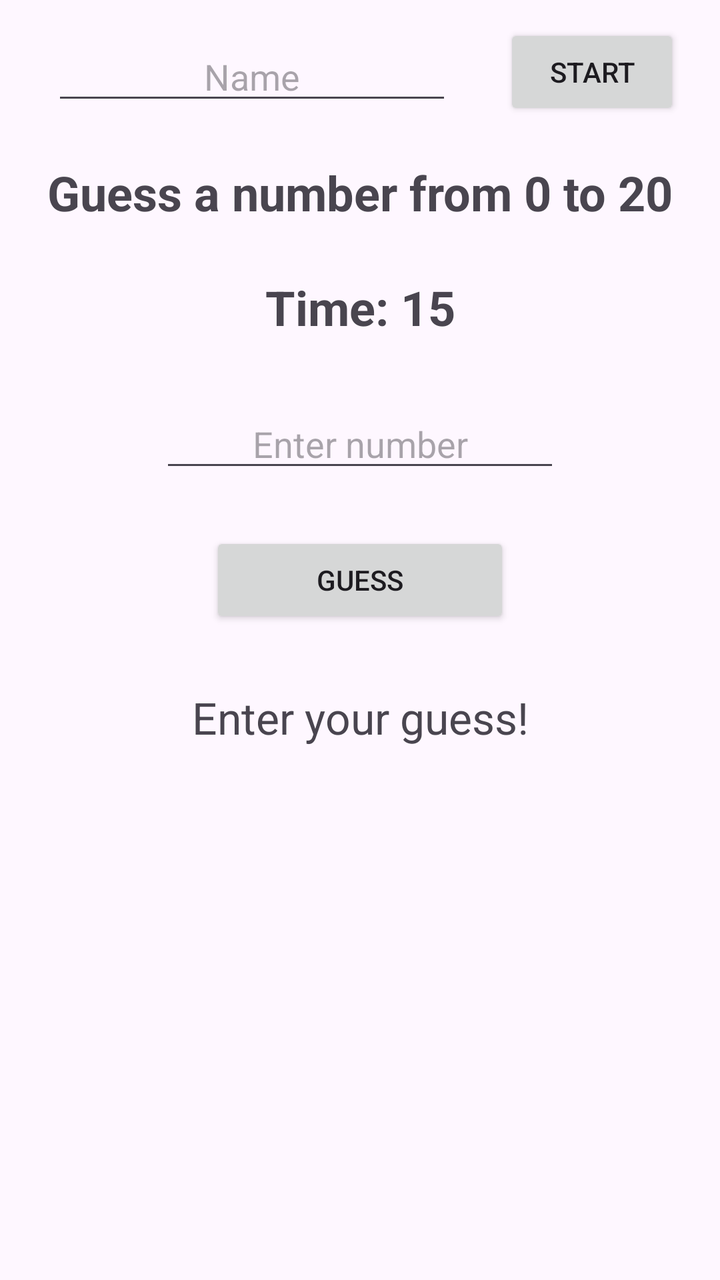
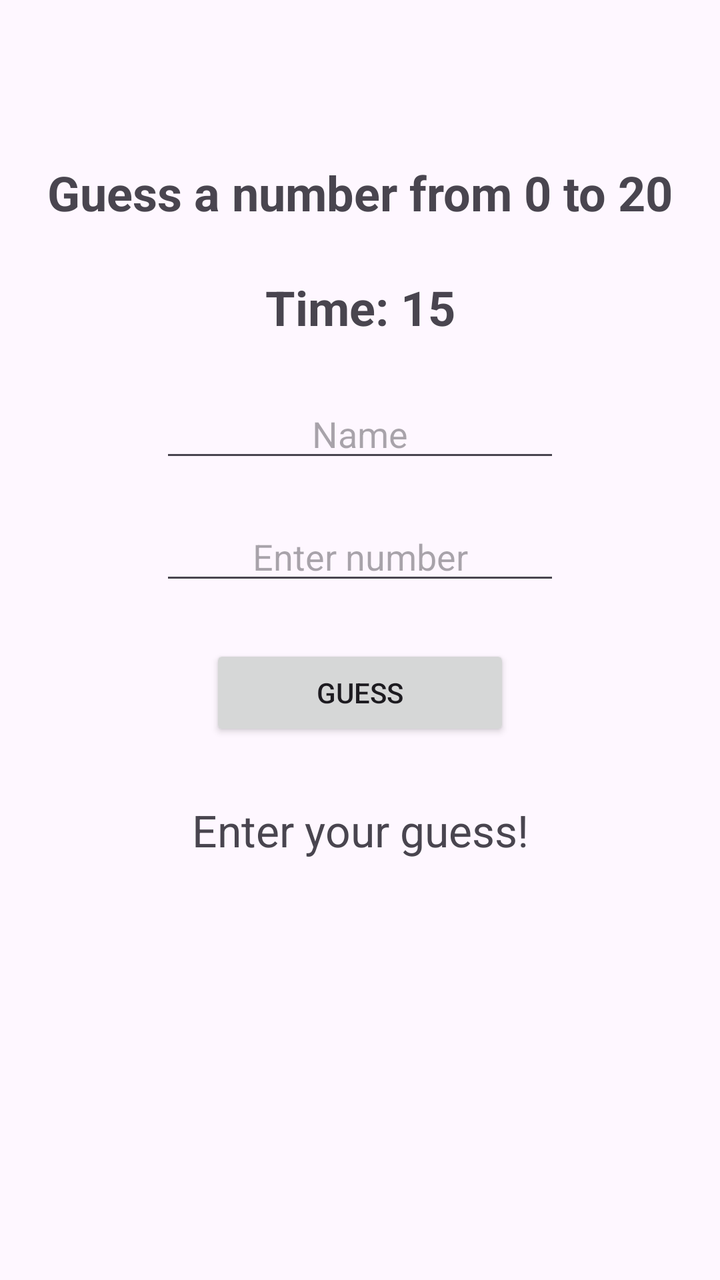

Before-and-after screenshots of an Android layout around one commit, followed by the original layout XML and the change that was made.
<!-- AndroidManifest.xml: application theme Theme.GuessTheNumber -->
<!-- res/layout/activity_main.xml -->
<?xml version="1.0" encoding="utf-8"?>
<androidx.constraintlayout.widget.ConstraintLayout
    xmlns:android="http://schemas.android.com/apk/res/android"
    xmlns:app="http://schemas.android.com/apk/res-auto"
    xmlns:tools="http://schemas.android.com/tools"
    android:layout_width="match_parent"
    android:layout_height="match_parent"
    tools:context=".MainActivity">

    <TextView
        android:id="@+id/textView"
        android:layout_width="wrap_content"
        android:layout_height="wrap_content"
        android:text="Guess a number from 0 to 20"
        android:textSize="24sp"
        android:textStyle="bold"
        app:layout_constraintTop_toTopOf="parent"
        app:layout_constraintStart_toStartOf="parent"
        app:layout_constraintEnd_toEndOf="parent"
        android:layout_marginTop="80dp" />

    <TextView
        android:id="@+id/timerText"
        android:layout_width="wrap_content"
        android:layout_height="wrap_content"
        android:text="Time: 15"
        android:textSize="24sp"
        android:textStyle="bold"
        app:layout_constraintTop_toBottomOf="@id/textView"
        app:layout_constraintStart_toStartOf="parent"
        app:layout_constraintEnd_toEndOf="parent"
        android:layout_marginTop="25dp" />

    <EditText
        android:id="@+id/editTextText"
        android:layout_width="200dp"
        android:layout_height="wrap_content"
        android:hint="Enter number"
        android:inputType="number"
        android:gravity="center"
        app:layout_constraintTop_toBottomOf="@id/timerText"
        app:layout_constraintStart_toStartOf="parent"
        app:layout_constraintEnd_toEndOf="parent"
        android:layout_marginTop="30dp" />

    <Button
        android:id="@+id/button"
        android:layout_width="150dp"
        android:layout_height="wrap_content"
        android:text="GUESS"
        app:layout_constraintTop_toBottomOf="@id/editTextText"
        app:layout_constraintStart_toStartOf="parent"
        app:layout_constraintEnd_toEndOf="parent"
        android:layout_marginTop="25dp" />

    <TextView
        android:id="@+id/textView2"
        android:layout_width="wrap_content"
        android:layout_height="wrap_content"
        android:text="Enter your guess!"
        android:textSize="22sp"
        app:layout_constraintTop_toBottomOf="@id/button"
        app:layout_constraintStart_toStartOf="parent"
        app:layout_constraintEnd_toEndOf="parent"
        android:layout_marginTop="30dp" />

    <EditText
        android:id="@+id/name"
        android:layout_width="200dp"
        android:layout_height="wrap_content"
        android:layout_marginTop="16dp"
        android:ems="10"
        android:inputType="text"
        android:hint="Name"
        android:gravity="center"
        app:layout_constraintTop_toTopOf="parent"
        app:layout_constraintStart_toStartOf="parent"
        app:layout_constraintEnd_toStartOf="@id/startbt" />

    <Button
        android:id="@+id/startbt"
        android:layout_width="wrap_content"
        android:layout_height="wrap_content"
        android:layout_marginTop="12dp"
        android:layout_marginEnd="20dp"
        android:text="START"
        app:layout_constraintEnd_toEndOf="parent"
        app:layout_constraintTop_toTopOf="parent" />

</androidx.constraintlayout.widget.ConstraintLayout>
<!-- resources referenced by this layout -->
<resources>
  <style name="Theme.GuessTheNumber" parent="Base.Theme.GuessTheNumber" />
  <style name="Base.Theme.GuessTheNumber" parent="Theme.Material3.DayNight.NoActionBar">
          
          
      </style>
</resources>

<!-- the commit's change to res/layout/activity_main.xml (unified diff, before → after) -->
@@ -32,16 +32,28 @@
         android:layout_marginTop="25dp" />
 
     <EditText
+        android:id="@+id/name"
+        android:layout_width="200dp"
+        android:layout_height="wrap_content"
+        android:hint="Name"
+        android:inputType="text"
+        android:gravity="center"
+        app:layout_constraintTop_toBottomOf="@id/timerText"
+        app:layout_constraintStart_toStartOf="parent"
+        app:layout_constraintEnd_toEndOf="parent"
+        android:layout_marginTop="25dp" />
+
+    <EditText
         android:id="@+id/editTextText"
         android:layout_width="200dp"
         android:layout_height="wrap_content"
         android:hint="Enter number"
         android:inputType="number"
         android:gravity="center"
-        app:layout_constraintTop_toBottomOf="@id/timerText"
+        app:layout_constraintTop_toBottomOf="@id/name"
         app:layout_constraintStart_toStartOf="parent"
         app:layout_constraintEnd_toEndOf="parent"
-        android:layout_marginTop="30dp" />
+        android:layout_marginTop="20dp" />
 
     <Button
         android:id="@+id/button"
@@ -64,27 +76,4 @@
         app:layout_constraintEnd_toEndOf="parent"
         android:layout_marginTop="30dp" />
 
-    <EditText
-        android:id="@+id/name"
-        android:layout_width="200dp"
-        android:layout_height="wrap_content"
-        android:layout_marginTop="16dp"
-        android:ems="10"
-        android:inputType="text"
-        android:hint="Name"
-        android:gravity="center"
-        app:layout_constraintTop_toTopOf="parent"
-        app:layout_constraintStart_toStartOf="parent"
-        app:layout_constraintEnd_toStartOf="@id/startbt" />
-
-    <Button
-        android:id="@+id/startbt"
-        android:layout_width="wrap_content"
-        android:layout_height="wrap_content"
-        android:layout_marginTop="12dp"
-        android:layout_marginEnd="20dp"
-        android:text="START"
-        app:layout_constraintEnd_toEndOf="parent"
-        app:layout_constraintTop_toTopOf="parent" />
-
 </androidx.constraintlayout.widget.ConstraintLayout>
